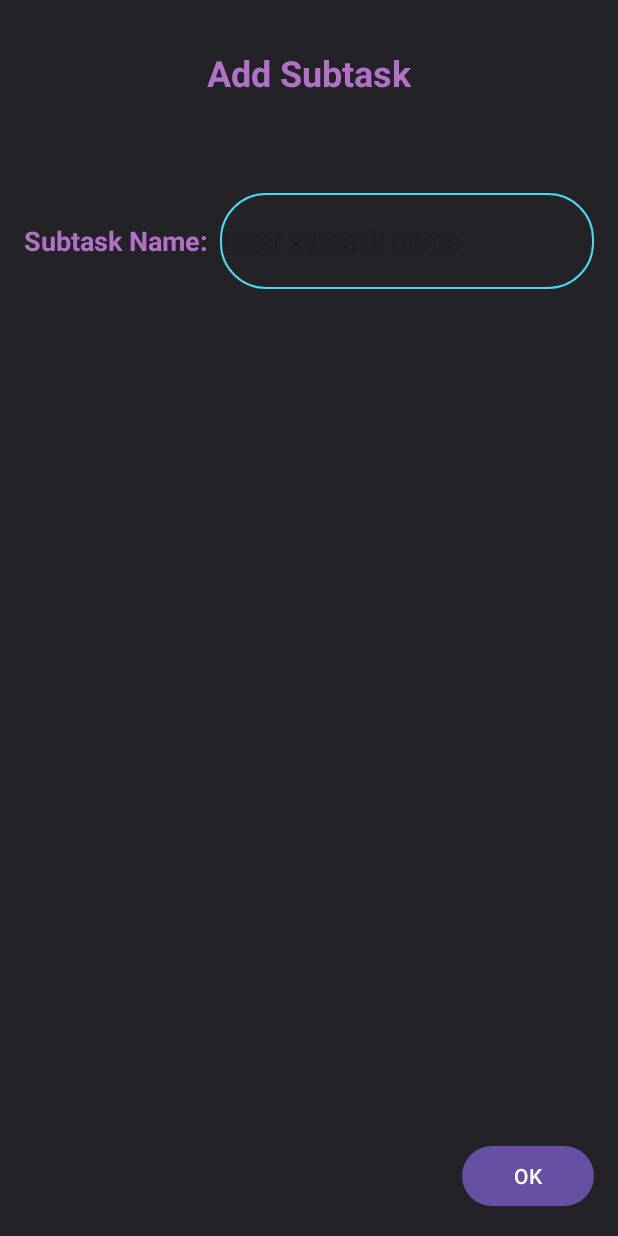
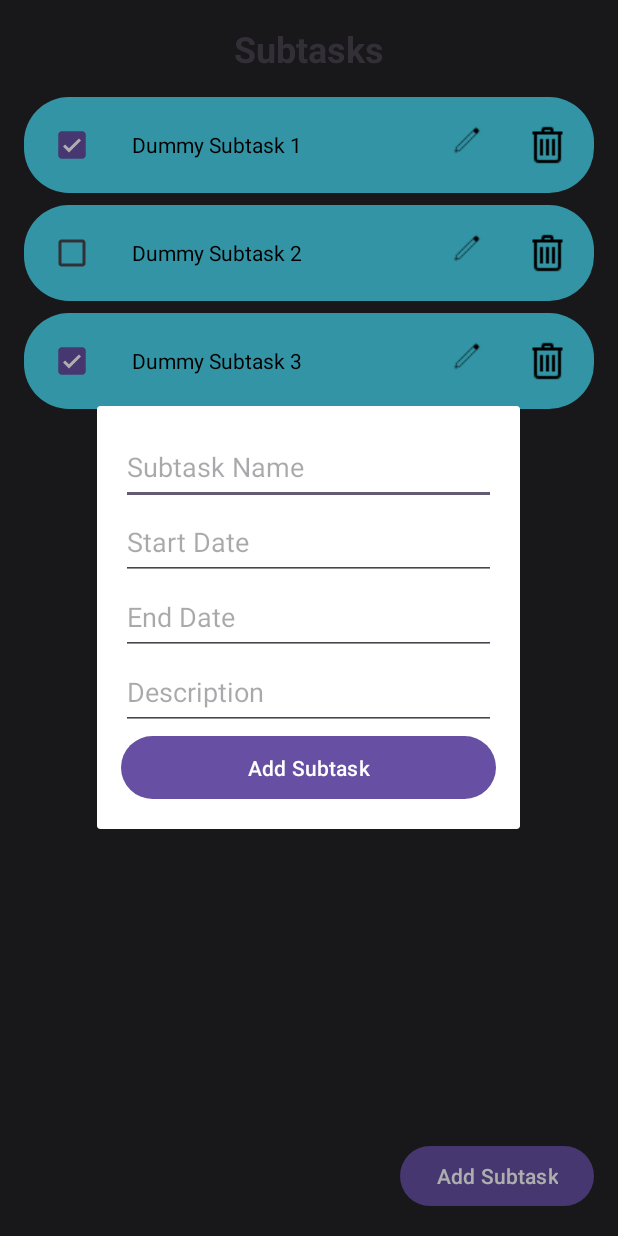
Before and after one commit to ssenyonjoalvin/Mobile_application, an Android app: the screen it shows after launch (AddSubtaskActivity before the commit, SubtaskActivity after it), after a tap on "Add Subtask", on a phone screen of 412 x 824 dp. Run offline under Robolectric (Android 15) with nearby library versions, the phone set to English and light mode, and no system bars.

Commit message:
added subtask modal/popup

```diff
--- a/TaskManagementProject/app/src/main/java/com/example/taskmanagement/SubtaskActivity.kt
+++ b/TaskManagementProject/app/src/main/java/com/example/taskmanagement/SubtaskActivity.kt
@@ -21,15 +21,18 @@ class SubtaskActivity : AppCompatActivity() {
         // Initialize RecyclerView
         recyclerView = findViewById(R.id.recyclerViewSubtasks)
 
-        // Find the "Add Subtask" button
-        val addButton: Button = findViewById(R.id.buttonAddSubtask)
+        // Set click listener for the "Add Subtask" button
+        val addButton = findViewById<Button>(R.id.buttonAddSubtask)
+        addButton.setOnClickListener {
+            // Show the dialog fragment
+            val dialogFragment = SubtaskDialogFragment()
+            dialogFragment.show(supportFragmentManager, "SubtaskDialogFragment")
+        }
 
-        //Set a click listener for the button
-        addButton.setOnClickListener {
-            // Launch the AddSubtaskActivity when the button is clicked
-            val intent = Intent(this, AddSubtaskActivity::class.java)
-            startActivity(intent)
-                }
+//        val dialogFragment = SubtaskDialogFragment()
+//        dialogFragment.subtaskListener = this
+//        dialogFragment.show(supportFragmentManager, "SubtaskDialogFragment")
+
 
         // Create Dummy Subtask Data
         val dummySubtasks = listOf(
@@ -48,4 +51,9 @@ class SubtaskActivity : AppCompatActivity() {
         recyclerView.adapter = adapter
     }
 
+//        override fun onSubtaskAdded(subtask: Subtask) {
+//            // Handle the newly added subtask here
+//            // Update your list of subtasks or perform any necessary actions
+//        }
+
     }
--- /dev/null
+++ b/TaskManagementProject/app/src/main/java/com/example/taskmanagement/SubtaskDialogFragment.kt
@@ -0,0 +1,47 @@
+package com.example.taskmanagement
+
+
+import android.os.Bundle
+import android.view.LayoutInflater
+import android.view.View
+import android.view.ViewGroup
+import android.widget.Button
+import android.widget.EditText
+import androidx.fragment.app.DialogFragment
+
+class SubtaskDialogFragment : DialogFragment() {
+
+    override fun onCreateView(inflater: LayoutInflater, container: ViewGroup?, savedInstanceState: Bundle?): View? {
+        return inflater.inflate(R.layout.add_subtask, container, false)
+
+
+
+
+    }
+
+    //This interface defines a method that is responsible for passing the added subtask from the
+    //popup back to the main subtasks page
+    interface SubtaskListener {
+        fun onSubtaskAdded(subtask: Subtask)
+    }
+
+//    private var subtaskListener: SubtaskListener? = null
+//
+//    override fun onViewCreated(view: View, savedInstanceState: Bundle?) {
+//        super.onViewCreated(view, savedInstanceState)
+//
+//        // Set click listener for the "Add Subtask" button
+//        val addButton = view.findViewById<Button>(R.id.buttonAddSubtask)
+//        addButton.setOnClickListener {
+//            // Create a new subtask object
+//            val subtaskName = view.findViewById<EditText>(R.id.editTextSubtaskName).text.toString()
+//            val subtask = Subtask(subtaskName)
+//
+//            // Pass the subtask data back to the activity
+//            subtaskListener?.onSubtaskAdded(subtask)
+//
+//            // Dismiss the dialog
+//            dismiss()
+//        }
+
+}
--- a/TaskManagementProject/app/src/main/res/layout/add_subtask.xml
+++ b/TaskManagementProject/app/src/main/res/layout/add_subtask.xml
@@ -1,66 +1,38 @@
-<!-- activity_add_subtask.xml -->
-<androidx.constraintlayout.widget.ConstraintLayout
-    xmlns:android="http://schemas.android.com/apk/res/android"
-    xmlns:app="http://schemas.android.com/apk/res-auto"
-    xmlns:tools="http://schemas.android.com/tools"
+<!-- subtask_dialog_layout.xml -->
+<LinearLayout xmlns:android="http://schemas.android.com/apk/res/android"
     android:layout_width="match_parent"
-    android:layout_height="match_parent"
-    android:background = "@color/subtask_background">
+    android:layout_height="wrap_content"
+    android:orientation="vertical"
+    android:padding="16dp">
 
-    <!-- Title TextView -->
-    <TextView
-        android:id="@+id/textViewSubtasksTitle"
-        android:layout_width="wrap_content"
-        android:layout_height="wrap_content"
-        android:text="Add Subtask"
-        android:textColor="@color/text_color"
-        android:textSize="24sp"
-        android:textStyle="bold"
-        app:layout_constraintTop_toTopOf="parent"
-        app:layout_constraintStart_toStartOf="parent"
-        app:layout_constraintEnd_toEndOf="parent"
-        android:layout_marginTop="32dp"
-        android:layout_marginStart="16dp"
-        android:layout_marginEnd="16dp"/>
-
-    <!-- Subtask Name Label -->
-    <TextView
-        android:id="@+id/textViewSubtaskNameLabel"
-        android:layout_width="wrap_content"
-        android:layout_height="wrap_content"
-        android:textSize="18sp"
-        android:textStyle="bold"
-        android:text="Subtask Name:"
-        android:textColor="@color/text_color"
-        app:layout_constraintBaseline_toBaselineOf="@id/editTextSubtaskName"
-        app:layout_constraintStart_toStartOf="parent"
-        android:layout_marginTop="80dp"
-        android:layout_marginStart="16dp"/>
-
-    <!-- Subtask Name EditText -->
     <EditText
         android:id="@+id/editTextSubtaskName"
-        android:layout_width="0dp"
-        android:layout_height="64dp"
-        android:hint="Enter subtask name"
-        android:background="@drawable/input_field"
-        app:layout_constraintTop_toBottomOf="@id/textViewSubtasksTitle"
-        app:layout_constraintStart_toEndOf="@id/textViewSubtaskNameLabel"
-        app:layout_constraintEnd_toEndOf="parent"
-        android:layout_marginTop="64dp"
-        android:layout_marginStart="8dp"
-        android:layout_marginEnd="16dp"/>
+        android:layout_width="250dp"
+        android:layout_height="50dp"
+        android:hint="Subtask Name"/>
 
-    <!-- Add Subtask Button -->
+    <EditText
+        android:id="@+id/editTextStartDate"
+        android:layout_width="250dp"
+        android:layout_height="50dp"
+        android:hint="Start Date"/>
+
+    <EditText
+        android:id="@+id/editTextEndDate"
+        android:layout_width="250dp"
+        android:layout_height="50dp"
+        android:hint="End Date"/>
+
+    <EditText
+        android:id="@+id/editTextDescription"
+        android:layout_width="250dp"
+        android:layout_height="50dp"
+        android:hint="Description"/>
 
     <Button
-        android:id="@+id/AddnewSubtask"
-        android:layout_width="wrap_content"
-        android:layout_height="wrap_content"
-        android:text="OK"
-        app:layout_constraintBottom_toBottomOf="parent"
-        app:layout_constraintEnd_toEndOf="parent"
-        android:layout_marginBottom="16dp"
-        android:layout_marginEnd="16dp"/>
+        android:id="@+id/buttonAddSubtask"
+        android:layout_width="250dp"
+        android:layout_height="50dp"
+        android:text="Add Subtask"/>
 
-</androidx.constraintlayout.widget.ConstraintLayout>
+</LinearLayout>
```
